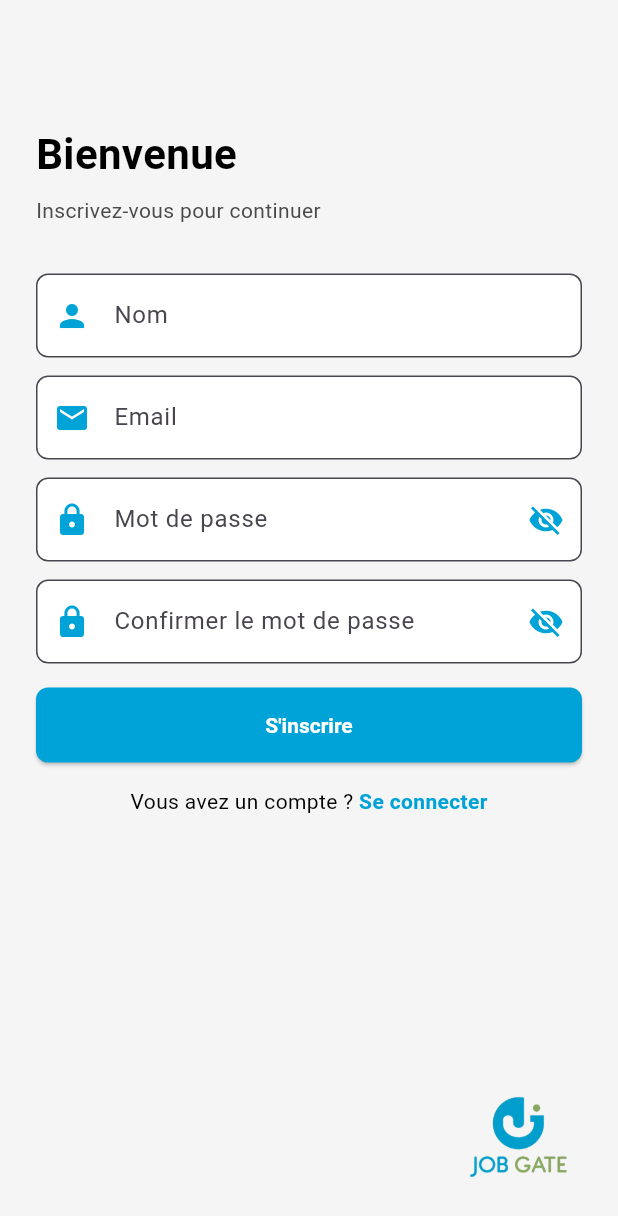
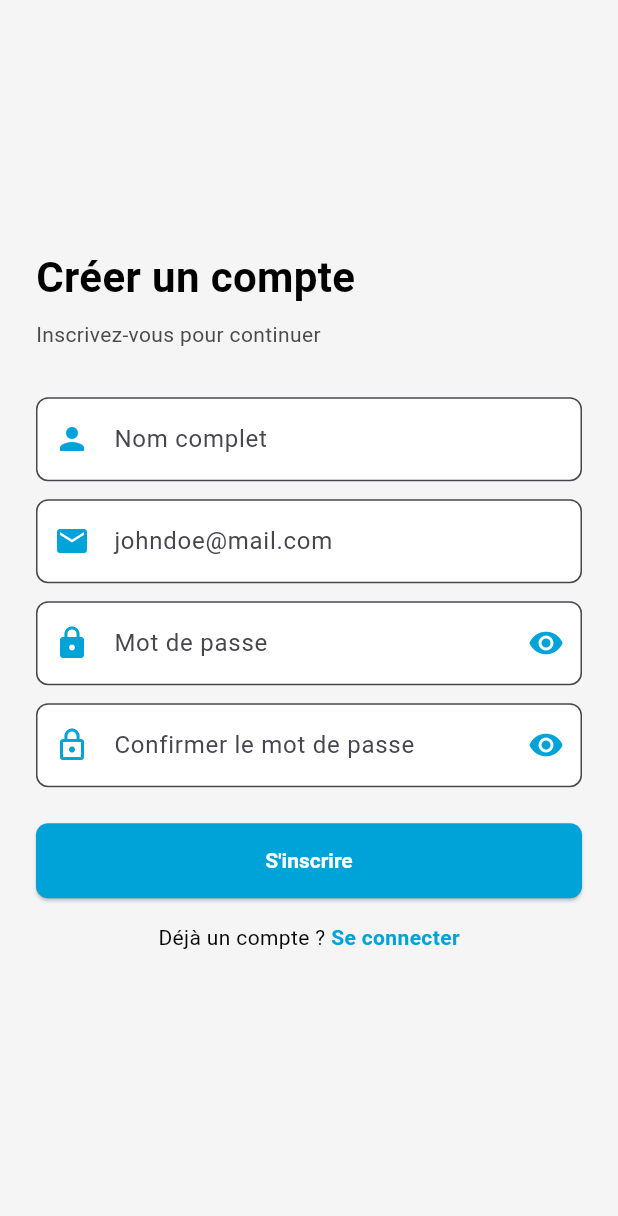
Before and after one commit to HattourWejden/App-Gestion_des_candidatures, a Flutter app: the screen it shows after launch, after a tap on "Sign Up", on a phone screen of 412 x 824 dp. Shown: the top 1216 px of the screen. Run offline on Flutter 3.47's test engine with Material 3 defaults, Android fonts, the light colour scheme and no system bars; our stand-ins replace cloud_firestore, firebase_auth, firebase_core, flutter_riverpod; accounts and stored records are empty.

```diff
--- a/lib/main.dart
+++ b/lib/main.dart
@@ -67,7 +67,7 @@ import 'screens/profile_screen.dart';
              AppRoutes.welcome: (_) => const WelcomeScreen(),
              AppRoutes.login: (_) => const LoginScreen(),
              AppRoutes.forgotPassword: (_) => const ForgotPasswordScreen(),
-             AppRoutes.signup: (_) => const SignUpScreen(),
+             AppRoutes.signup: (_) => const SignupScreen(),
              AppRoutes.home: (_) => const HomeScreen(),
              AppRoutes.jobDetail: (_) => const JobDetailScreen(),
              AppRoutes.favorites: (_) => const FavoritesScreen(),
--- a/lib/screens/jobDetail_screen.dart
+++ b/lib/screens/jobDetail_screen.dart
@@ -1,6 +1,7 @@
 
 import 'package:candid_app/providers.dart';
 import 'package:candid_app/screens/home_screen.dart';
+import 'package:candid_app/services/auth_service.dart';
 import 'package:flutter/material.dart';
 import 'package:flutter_riverpod/flutter_riverpod.dart';
 import 'package:intl/intl.dart';
--- a/lib/screens/profile_screen.dart
+++ b/lib/screens/profile_screen.dart
@@ -1,5 +1,6 @@
 import 'package:candid_app/providers.dart';
 import 'package:candid_app/screens/home_screen.dart';
+import 'package:candid_app/services/auth_service.dart';
 import 'package:flutter/material.dart';
 import 'package:flutter_riverpod/flutter_riverpod.dart';
 import 'package:intl/intl.dart';
--- a/lib/screens/signup_screen.dart
+++ b/lib/screens/signup_screen.dart
@@ -1,70 +1,49 @@
-import 'package:firebase_auth/firebase_auth.dart';
 import 'package:flutter/material.dart';
+import 'package:flutter_riverpod/flutter_riverpod.dart';
 import '../constants/app_routes.dart';
 import '../constants/colors.dart';
 import '../services/auth_service.dart';
 
-class SignUpScreen extends StatefulWidget {
-  const SignUpScreen({super.key});
+class SignupScreen extends ConsumerStatefulWidget {
+  const SignupScreen({super.key});
 
   @override
-  State<SignUpScreen> createState() => _SignUpScreenState();
+  ConsumerState<SignupScreen> createState() => _SignupScreenState();
 }
 
-class _SignUpScreenState extends State<SignUpScreen> {
-  final _formKey = GlobalKey<FormState>();
-  final _nameController = TextEditingController();
+class _SignupScreenState extends ConsumerState<SignupScreen> {
   final _emailController = TextEditingController();
   final _passwordController = TextEditingController();
   final _confirmPasswordController = TextEditingController();
+  final _nameController = TextEditingController();
+  final _formKey = GlobalKey<FormState>();
 
+  bool _obscurePassword = true;
+  bool _obscureConfirmPassword = true;
   bool _isLoading = false;
-  bool _obscurePassword = false;
-  bool _obscureConfirmPassword = false;
 
-  Future<void> _onSignUpPressed() async {
+  Future<void> _onSignupPressed() async {
     if (!_formKey.currentState!.validate()) return;
 
     setState(() => _isLoading = true);
 
     try {
-      final auth = AuthService();
+      await ref.read(authServiceProvider).registerWithEmailAndPassword(
 
-      final user = await auth.registerWithEmailAndPassword(
         _emailController.text.trim(),
         _passwordController.text.trim(),
         _nameController.text.trim(),
       );
 
-      if (user != null && mounted) {
+      if (mounted) {
         Navigator.pushReplacementNamed(context, AppRoutes.home);
-      } else {
-        throw Exception('Utilisateur non créé');
       }
-    } on FirebaseAuthException catch (e) {
-      if (!mounted) return;
-      String errorMessage;
-      switch (e.code) {
-        case 'email-already-in-use':
-          errorMessage = 'Cet email est déjà utilisé';
-          break;
-        case 'invalid-email':
-          errorMessage = 'Email invalide';
-          break;
-        case 'weak-password':
-          errorMessage = 'Mot de passe trop faible';
-          break;
-        default:
-          errorMessage = 'Erreur d\'inscription: ${e.message}';
+    } catch (e) {
+      if (mounted) {
+        ScaffoldMessenger.of(context).showSnackBar(
+          SnackBar(content: Text('Erreur lors de l\'inscription: $e')),
+        );
       }
-      ScaffoldMessenger.of(
-        context,
-      ).showSnackBar(SnackBar(content: Text(errorMessage)));
-    } catch (e) {
-      if (!mounted) return;
-      ScaffoldMessenger.of(
-        context,
-      ).showSnackBar(SnackBar(content: Text('Erreur inattendue: $e')));
     } finally {
       if (mounted) setState(() => _isLoading = false);
     }
@@ -72,17 +51,17 @@ class _SignUpScreenState extends State<SignUpScreen> {
 
   @override
   void dispose() {
-    _nameController.dispose();
     _emailController.dispose();
     _passwordController.dispose();
     _confirmPasswordController.dispose();
+    _nameController.dispose();
     super.dispose();
   }
 
   @override
   Widget build(BuildContext context) {
     final screenHeight = MediaQuery.of(context).size.height;
-    final paddingTop = screenHeight * 0.1;
+    final paddingTop = screenHeight * 0.2;
 
     return Scaffold(
       backgroundColor: AppColors.lightGrey,
@@ -96,7 +75,7 @@ class _SignUpScreenState extends State<SignUpScreen> {
               child: ListView(
                 children: [
                   const Text(
-                    "Bienvenue",
+                    "Créer un compte",
                     style: TextStyle(
                       fontSize: 28,
                       fontWeight: FontWeight.bold,
@@ -112,7 +91,7 @@ class _SignUpScreenState extends State<SignUpScreen> {
                   TextFormField(
                     controller: _nameController,
                     decoration: InputDecoration(
-                      hintText: 'Nom',
+                      hintText: 'Nom complet',
                       filled: true,
                       fillColor: Colors.white,
                       border: OutlineInputBorder(
@@ -125,7 +104,7 @@ class _SignUpScreenState extends State<SignUpScreen> {
                       ),
                     ),
                     validator: (value) {
-                      if (value == null || value.isEmpty) {
+                      if (value == null || value.trim().isEmpty) {
                         return 'Veuillez entrer votre nom';
                       }
                       return null;
@@ -135,7 +114,7 @@ class _SignUpScreenState extends State<SignUpScreen> {
                   TextFormField(
                     controller: _emailController,
                     decoration: InputDecoration(
-                      hintText: 'Email',
+                      hintText: 'johndoe@mail.com',
                       filled: true,
                       fillColor: Colors.white,
                       border: OutlineInputBorder(
@@ -213,7 +192,7 @@ class _SignUpScreenState extends State<SignUpScreen> {
                         borderSide: const BorderSide(color: AppColors.darkGrey),
                       ),
                       prefixIcon: const Icon(
-                        Icons.lock,
+                        Icons.lock_outline,
                         color: AppColors.primaryBlue,
                       ),
                       suffixIcon: IconButton(
@@ -237,9 +216,9 @@ class _SignUpScreenState extends State<SignUpScreen> {
                       return null;
                     },
                   ),
-                  const SizedBox(height: 16),
+                  const SizedBox(height: 24),
                   ElevatedButton(
-                    onPressed: _isLoading ? null : _onSignUpPressed,
+                    onPressed: _isLoading ? null : _onSignupPressed,
                     style: ElevatedButton.styleFrom(
                       minimumSize: const Size.fromHeight(50),
                       backgroundColor: AppColors.primaryBlue,
@@ -248,7 +227,8 @@ class _SignUpScreenState extends State<SignUpScreen> {
                         borderRadius: BorderRadius.circular(8),
                       ),
                     ),
-                    child: _isLoading
+                    child:
+                        _isLoading
                             ? const CircularProgressIndicator(
                               color: Colors.white,
                             )
@@ -261,9 +241,10 @@ class _SignUpScreenState extends State<SignUpScreen> {
                   Row(
                     mainAxisAlignment: MainAxisAlignment.center,
                     children: [
-                      const Text("Vous avez un compte ? "),
+                      const Text("Déjà un compte ? "),
                       GestureDetector(
-                        onTap: () => Navigator.pushNamed(context, AppRoutes.login),
+                        onTap:
+                            () => Navigator.pushNamed(context, AppRoutes.login),
                         child: const Text(
                           "Se connecter",
                           style: TextStyle(
@@ -278,15 +259,6 @@ class _SignUpScreenState extends State<SignUpScreen> {
               ),
             ),
           ),
-          Positioned(
-            bottom: 16.0,
-            right: 16.0,
-            child: Image.asset(
-              'images/jglogo-removebg-preview.png',
-              height: 100,
-              width: 100,
-            ),
-          ),
         ],
       ),
     );
```
Also changed, not shown: lib/providers.dart (+37 -14 lines), lib/screens/home_screen.dart (+83 -25 lines), lib/screens/login_screen.dart (+9 -10 lines), lib/services/auth_service.dart (+6 -7 lines), lib/services/database_service.dart (+11 -0 lines), lib/models/application.dart (line endings or trailing spaces), lib/models/job.dart (line endings or trailing spaces). Lines whose indentation alone changed are shown as unchanged.
